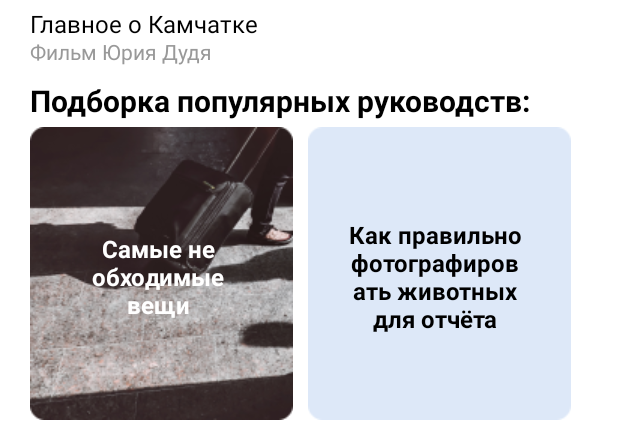
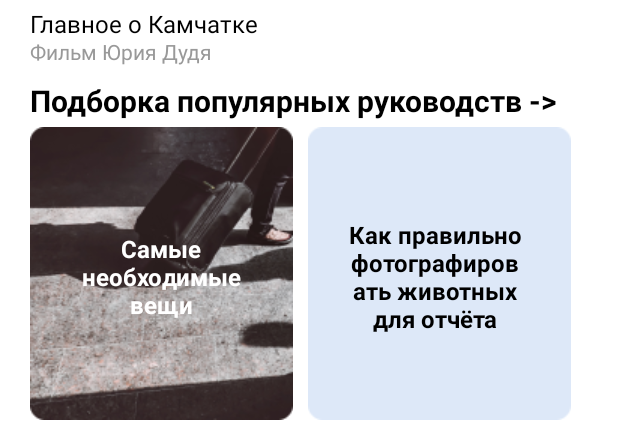
Before and after one commit to Master-sniffer/WILDHACK, an Android app: the layout faq_youtube_video.xml on its own in the app's theme, with its tools: preview values and no code run, on a phone screen of 412 x 824 dp. Shown: the part 646-1068 px from the top of the screen. Run offline under Robolectric (Android 15) with nearby library versions, the phone set to English and light mode, and no system bars.

Commit message:
Update faq_youtube_video.xml

```diff
--- a/app/src/main/res/layout/faq_youtube_video.xml
+++ b/app/src/main/res/layout/faq_youtube_video.xml
@@ -107,7 +107,7 @@
             android:textSize="20dp"
             android:textStyle="bold"
 
-            android:text="Подборка популярных руководств:" />
+            android:text="Подборка популярных руководств ->" />
 
         <ImageView
             android:id="@+id/imageView3"
@@ -139,9 +139,9 @@
         <TextView
             android:id="@+id/lifehack1"
             android:textColor="#FFFFFF"
-            android:layout_width="100dp"
+            android:layout_width="120dp"
             android:layout_height="200dp"
-            android:layout_marginLeft="55dp"
+            android:layout_marginLeft="47dp"
             android:layout_marginRight="20dp"
             android:layout_marginTop="515dp"
             android:gravity="center"
```
